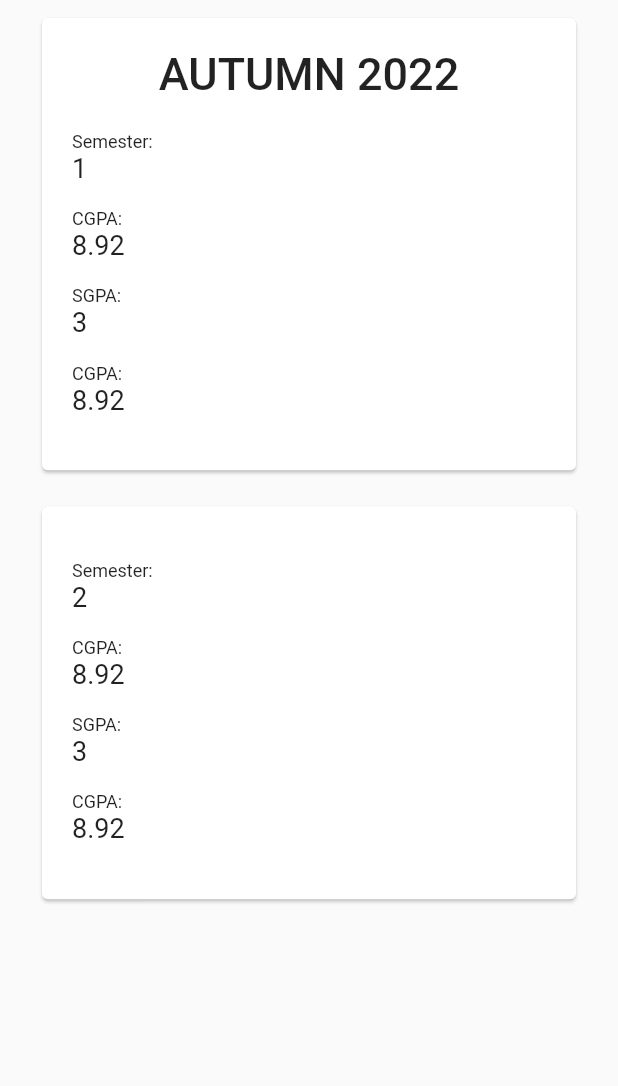
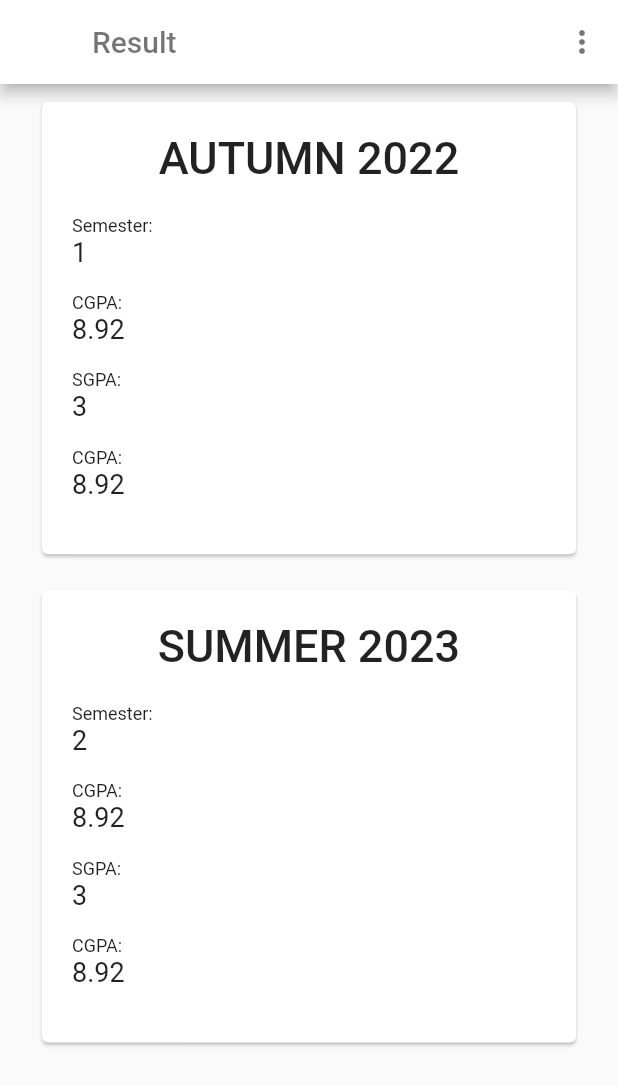
Before and after one commit to AccretionDevs/student_app, a Flutter app: the ResultComponent widget shown alone on an empty page, opened directly, on a phone screen of 412 x 824 dp. Shown: the top 1086 px of the screen. Run offline on Flutter 3.47's test engine with Material 2 defaults, Android fonts, the phone set to English and light mode, and no system bars; our stand-ins replace shared_preferences; accounts and stored records are empty; Roboto replaces fonts that are missing (Quicksand).

Commit message:
Add some Components

```diff
--- /dev/null
+++ b/lib/components/Upper.dart
@@ -0,0 +1,89 @@
+import 'package:flutter/material.dart';
+import 'package:student_app/home.dart';
+import 'package:student_app/splash.dart';
+
+class Upper extends StatefulWidget {
+  final String title;
+  final bool back;
+
+  const Upper({super.key, required this.title, required this.back});
+  @override
+  State<Upper> createState() => _UpperState();
+}
+
+class _UpperState extends State<Upper> {
+  String title = "";
+  bool back = false;
+  @override
+  void initState() {
+    super.initState();
+
+    back = widget.back;
+    title = widget.title;
+  }
+
+  @override
+  Widget build(BuildContext context) {
+    return AppBar(
+      backgroundColor: Colors.white,
+      bottomOpacity: 20,
+      foregroundColor: Colors.black54,
+      automaticallyImplyLeading: false,
+      leading: (back == true)
+          ? IconButton(
+              icon: Icon(Icons.arrow_back),
+              onPressed: () {
+                Navigator.push(
+                  context,
+                  MaterialPageRoute(
+                      builder: (context) => HomePage(
+                            selectedIndex: 1,
+                          )),
+                );
+              },
+            )
+          : null,
+      title: Container(
+        margin: ((back == true)
+            ? EdgeInsets.only(left: MediaQuery.of(context).size.width * 0.03)
+            : EdgeInsets.only(left: MediaQuery.of(context).size.width * 0.11)),
+        child: Text(
+          '${title}',
+          style: TextStyle(
+            color: Colors.black54,
+          ),
+        ),
+      ),
+      actions: <Widget>[
+        PopupMenuButton<String>(
+          // onSelected: handleClick,
+          itemBuilder: (BuildContext context) {
+            return <PopupMenuEntry<String>>[
+              PopupMenuItem<String>(
+                value: 'Settings',
+                child: ListTile(
+                  leading: Icon(Icons.settings),
+                  title: Text("Settings"),
+                ),
+              ),
+              PopupMenuItem<String>(
+                onTap: () => {
+                  // prefs?.setBool('is_logged', false),
+                  Navigator.pushReplacement(
+                      context,
+                      MaterialPageRoute(
+                          builder: (context) => const SplashScreen()))
+                },
+                value: 'Logout',
+                child: ListTile(
+                  leading: Icon(Icons.exit_to_app),
+                  title: Text("Logout"),
+                ),
+              ),
+            ];
+          },
+        ),
+      ],
+    );
+  }
+}
--- a/lib/components/home_component.dart
+++ b/lib/components/home_component.dart
@@ -1,6 +1,6 @@
 import 'package:flutter/material.dart';
 import 'package:shared_preferences/shared_preferences.dart';
-
+import 'package:student_app/components/Upper.dart';
 import '../splash.dart';
 
 void main() {
@@ -41,6 +41,10 @@ class _HomePageComponentState extends State<HomePageComponent> {
             body: SingleChildScrollView(
               child: Column(
                 children: [
+                  Upper(
+                    title: "Home",
+                    back: false,
+                  ),
                   SizedBox(
                     width: double.infinity,
                     child: Column(
--- a/lib/components/modular_card.dart
+++ b/lib/components/modular_card.dart
@@ -1,4 +1,5 @@
 import 'package:flutter/material.dart';
+
 class ModularResultCard extends StatefulWidget {
   final Map<String, dynamic> params;
   final Function? parentOnPressed;
@@ -82,7 +83,7 @@ class _ModularResultCardState extends State<ModularResultCard> {
 
   void onPressed() {
     print("Pressed");
-    if(hasCallback){
+    if (hasCallback) {
       parentOnPressed!();
     }
   }
--- a/lib/components/result_component.dart
+++ b/lib/components/result_component.dart
@@ -1,6 +1,7 @@
 import 'package:flutter/material.dart';
 import 'package:student_app/components/modular_card.dart';
 import 'dart:developer';
+import 'package:student_app/components/Upper.dart';
 
 class ResultComponent extends StatefulWidget {
   const ResultComponent({Key? key}) : super(key: key);
@@ -12,6 +13,7 @@ class ResultComponent extends StatefulWidget {
 class _ResultComponentState extends State<ResultComponent> {
   bool showResult = false;
   int sem = -1;
+
   List<Map<String, dynamic>> res = [
     {
       "title": "Autumn 2022",
@@ -24,6 +26,7 @@ class _ResultComponentState extends State<ResultComponent> {
       "callback": true
     },
     {
+      "title": "Summer 2023",
       "items": [
         ["Semester", "2"],
         ["CGPA", "8.92"],
@@ -102,25 +105,40 @@ class _ResultComponentState extends State<ResultComponent> {
   @override
   Widget build(BuildContext context) {
     return (SingleChildScrollView(
-
-      child:  showResult ?  Container(
+      child: showResult
+          ? Container(
               child: Column(
               children: <Widget>[
-          for(int itemx = 0; itemx < inter[sem].length; itemx++)
+                Upper(
+                  title: '${res[sem]["title"]}',
+                  back: true,
+                ),
+                for (int itemx = 0; itemx < inter[sem].length; itemx++)
                   ModularResultCard(params: inter[sem][itemx])
               ],
-      ))  : Column(
+            ))
+          : Column(
               children: [
-          for(int item = 0; item < res.length; item++)
-            ModularResultCard(params: res[item], parentOnPressed: () {pressedSem(item);})
+                Upper(
+                  title: "Result",
+                  back: false,
+                ),
+                for (int item = 0; item < res.length; item++)
+                  ModularResultCard(
+                      params: res[item],
+                      parentOnPressed: () {
+                        pressedSem(item);
+                      })
               ],
             ),
     ));
   }
+
   void pressedSem(int ind) {
     log('Pressed inside result component: $ind');
     setState(() {
-      showResult=true;
+      showResult = true;
+
       sem = ind;
     });
   }
--- a/lib/splash.dart
+++ b/lib/splash.dart
@@ -61,7 +61,11 @@ class SplashScreenState extends State<SplashScreen> {
       await doLogin(formRe, formPs, formRp);
       if (mounted) {
         Navigator.pushReplacement(
-            context, MaterialPageRoute(builder: (context) => const HomePage()));
+            context,
+            MaterialPageRoute(
+                builder: (context) => const HomePage(
+                      selectedIndex: 0,
+                    )));
       }
     } catch (error) {
       if (mounted) {
--- a/pubspec.yaml
+++ b/pubspec.yaml
@@ -38,6 +38,7 @@ dependencies:
   cupertino_icons: ^1.0.2
   http: ^0.13.5
   shared_preferences: ^2.0.15
+  smooth_page_indicator: ^1.0.0+2
 
 dev_dependencies:
   flutter_test:
```
Also changed, not shown: lib/components/fees_paid.dart (added, +64 -0 lines), lib/components/info_component.dart (added, +191 -0 lines), lib/home.dart (+22 -33 lines), lib/login.dart (+6 -4 lines), pubspec.lock. Lines whose indentation alone changed are shown as unchanged.
